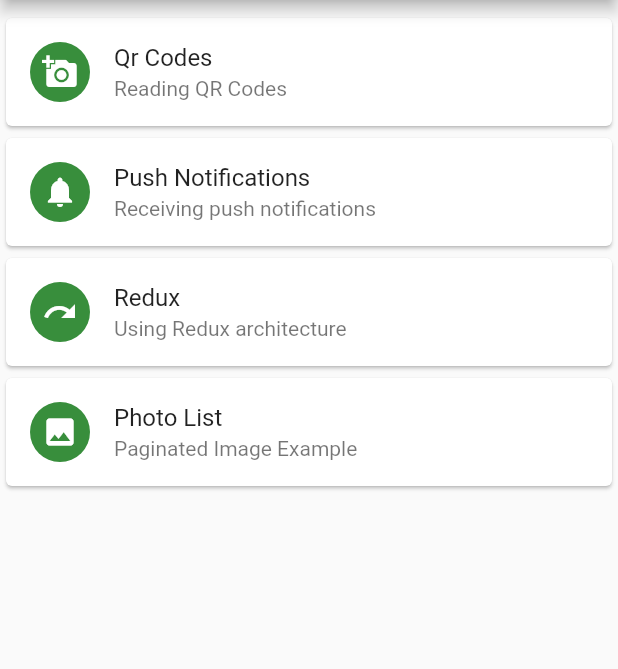
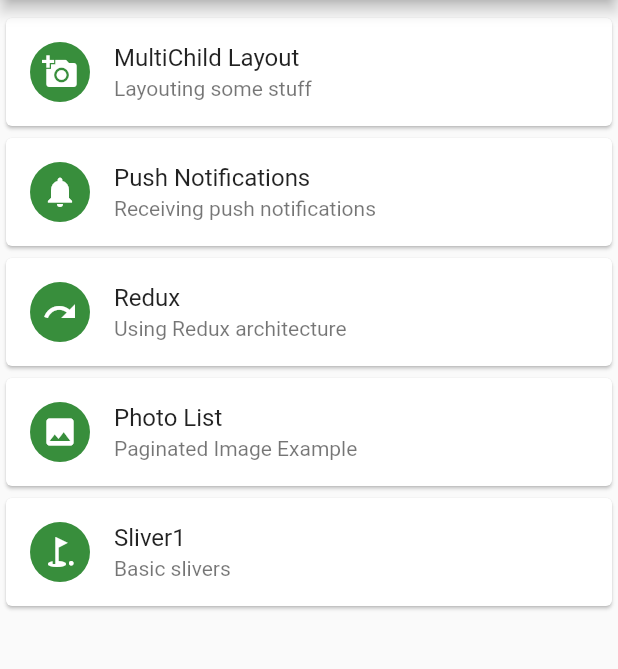
Before and after one commit to tomaszpolanski/FlutterSandbox, a Flutter app: the HomePage screen opened directly, on a phone screen of 412 x 824 dp, the part 84-753 px from its top. Run offline on Flutter 3.47's test engine with Material 2 defaults, Android fonts, the phone set to English and light mode, and no system bars; our stand-ins replace firebase_messaging, fluro, flutter_redux, redux, rxdart; missing offline and left inert: flutter_stetho, redux_epics; accounts and stored records are empty; statements that could not run were skipped.

Commit message:
Playing with slivers

```diff
--- a/lib/main.dart
+++ b/lib/main.dart
@@ -11,8 +11,7 @@
 import 'package:redux/redux.dart';
 import 'package:redux_epics/redux_epics.dart';
 import 'package:rxdart/rxdart.dart';
-import 'package:flutter/rendering.dart' show
-debugRepaintRainbowEnabled;
+
 import 'package:flutter_stetho/flutter_stetho.dart';
 
 
@@ -32,7 +31,6 @@
       middleware: [new EpicMiddleware(allEpics)]
   );
   FlutterView() {
-    debugRepaintRainbowEnabled = true;
     Routes.configureRoutes();
   }
 
--- a/lib/pages/HomePage.dart
+++ b/lib/pages/HomePage.dart
@@ -6,14 +6,16 @@
 class HomePage extends StatelessWidget {
 
   final List<ExamplePage> _pages = [
-    new ExamplePage("Qr Codes", Routes.kQrCodesPage, Icons.add_a_photo,
-        description: "Reading QR Codes"),
+    new ExamplePage("MultiChild Layout", Routes.kQrCodesPage, Icons.add_a_photo,
+        description: "Layouting some stuff"),
     new ExamplePage("Push Notifications", Routes.kPush, Icons.notifications,
         description: "Receiving push notifications"),
     new ExamplePage("Redux", Routes.kRedux, Icons.redo,
         description: "Using Redux architecture"),
     new ExamplePage("Photo List", Routes.kPhotoView, Icons.photo,
         description: "Paginated Image Example"),
+    new ExamplePage("Sliver1", Routes.kSliver1, Icons.golf_course,
+        description: "Basic slivers"),
   ];
 
   final Tween<Offset> _kBottomUpTween = new Tween<Offset>(
--- a/lib/routing/Routes.dart
+++ b/lib/routing/Routes.dart
@@ -5,6 +5,7 @@
 import 'package:flutter_view/pages/PushNotificationPage.dart';
 import 'package:flutter_view/pages/MultiChildLayout.dart';
 import 'package:flutter_view/pages/ReduxPage.dart';
+import 'package:flutter_view/pages/Sliver1.dart';
 
 class Routes {
 
@@ -13,6 +14,7 @@
   static String kPush = "/home/push";
   static String kRedux = "/home/redux";
   static String kPhotoView = "/home/photoview";
+  static String kSliver1 = "/home/sliver1";
 
   static final Router router = new Router();
 
@@ -23,6 +25,7 @@
     router.define(kPush, handler: pushHandler);
     router.define(kRedux, handler: reduxHandler);
     router.define(kPhotoView, handler: photoHandler);
+    router.define(kSliver1, handler: new Handler(handlerFunc: (_, __) => new Sliver1()));
   }
 
 }
```
Also changed, not shown: lib/pages/Sliver1.dart (added, +52 -0 lines).
